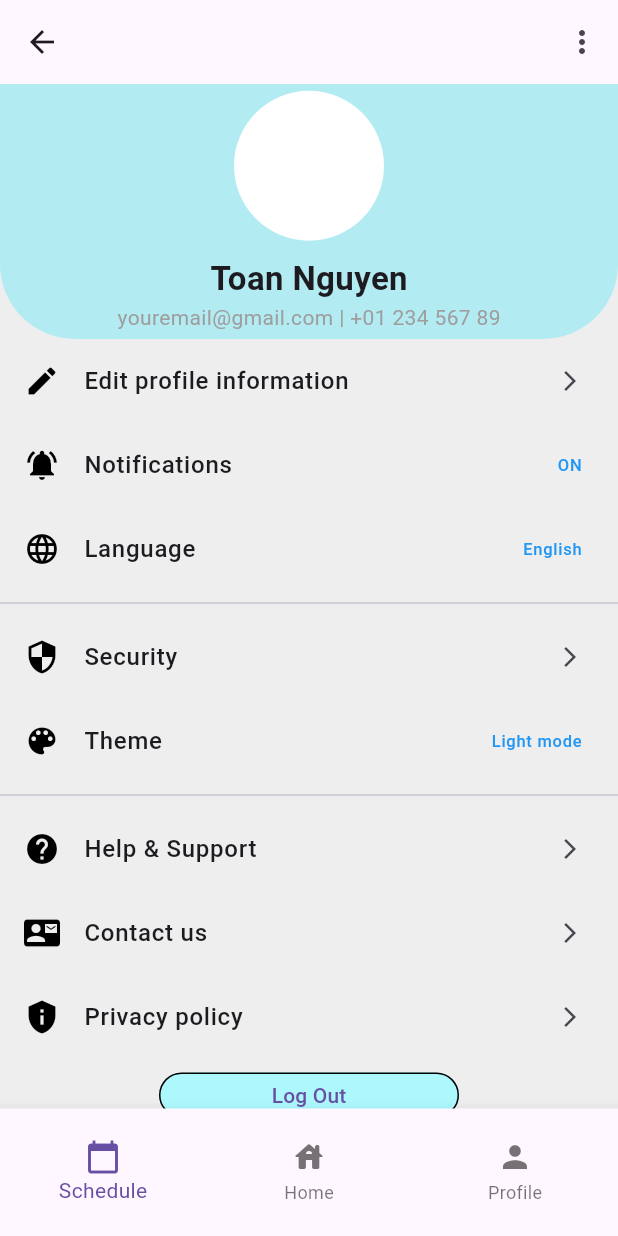
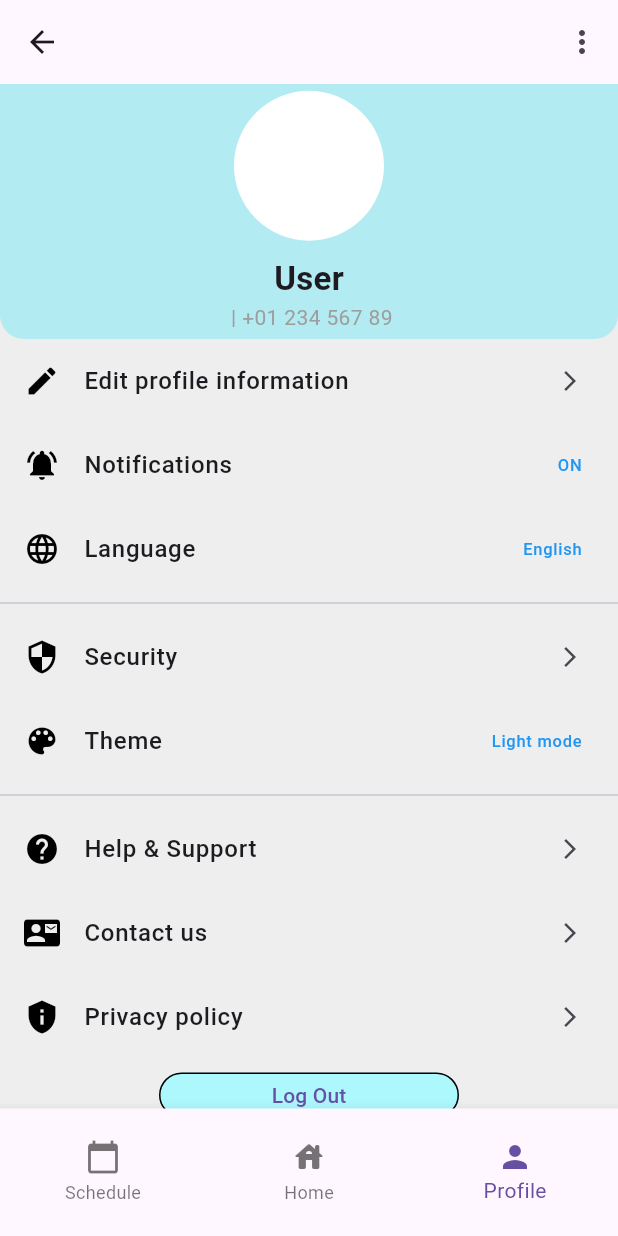
Before and after one commit to duwcston/FurEver, a Flutter app: the Profile screen opened directly, on a phone screen of 412 x 824 dp. Run offline on Flutter 3.47's test engine with Material 3 defaults, Android fonts, the phone set to English and light mode, and no system bars; our stand-ins replace camera, firebase_auth, firebase_core, flutter_dotenv, flutter_svg, fluttertoast and 5 more; missing offline and left inert: external_path, flutter_polyline_points, media_scanner; accounts and stored records are empty.

Commit message:
Small UI adjustment

```diff
--- a/lib/components/navbar.dart
+++ b/lib/components/navbar.dart
@@ -1,16 +1,17 @@
 import 'package:flutter/material.dart';
 import 'package:furever/pages/home/home.dart';
-import 'package:furever/pages/mypet/mypet.dart';
 import 'package:furever/pages/profile/profile.dart';
 import 'package:furever/pages/schedule/schedule.dart';
 
 class NavBar extends StatelessWidget {
-  const NavBar({super.key});
+  final int currentIndex;
+
+  const NavBar({super.key, required this.currentIndex});
 
   @override
   Widget build(BuildContext context) {
     return BottomNavigationBar(
-      currentIndex: 0,
+      currentIndex: currentIndex,
       onTap: (index) {
         if (index == 0) {
           Navigator.push(
@@ -18,7 +19,6 @@ class NavBar extends StatelessWidget {
             MaterialPageRoute(builder: (context) => Schedule()),
           );
         } else if (index == 1) {
-          // Show the AddPetForm when "Add pet" is tapped
           Navigator.push(
             context,
             MaterialPageRoute(builder: (context) => Home()),
--- a/lib/pages/mypet/mypet.dart
+++ b/lib/pages/mypet/mypet.dart
@@ -2,13 +2,13 @@ import 'package:flutter/material.dart';
 
 class MyPet extends StatefulWidget {
   const MyPet({
-    Key? key,
+    super.key,
     required this.name,
     required this.breed,
     required this.sex,
     required this.age,
     required this.weight,
-  }) : super(key: key);
+  });
 
   final String name;
   final String breed;
--- a/lib/pages/profile/profile.dart
+++ b/lib/pages/profile/profile.dart
@@ -1,3 +1,4 @@
+import 'package:firebase_auth/firebase_auth.dart';
 import 'package:flutter/material.dart';
 import 'package:furever/services/auth_service.dart';
 import 'package:furever/components/navbar.dart';
@@ -60,7 +61,7 @@ class Profile extends StatelessWidget {
   }
 
   Widget _navBar(BuildContext context) {
-    return NavBar();
+    return NavBar(currentIndex: 2);
   }
 
   Widget _logout(BuildContext context) {
@@ -90,8 +91,8 @@ class Profile extends StatelessWidget {
           decoration: const BoxDecoration(
             color: Color(0xFFB2EBF2),
             borderRadius: BorderRadius.only(
-              bottomLeft: Radius.circular(50),
-              bottomRight: Radius.circular(50),
+              bottomLeft: Radius.circular(16),
+              bottomRight: Radius.circular(16),
             ),
           ),
         ),
@@ -103,13 +104,13 @@ class Profile extends StatelessWidget {
               // backgroundImage:
             ),
             const SizedBox(height: 10),
-            const Text(
-              "Toan Nguyen",
-              style: TextStyle(fontSize: 22, fontWeight: FontWeight.bold),
+            Text(
+              "User",
+              style: const TextStyle(fontSize: 22, fontWeight: FontWeight.bold),
             ),
-            const Text(
-              "youremail@gmail.com | +01 234 567 89",
-              style: TextStyle(color: Colors.grey),
+            Text(
+              "${FirebaseAuth.instance.currentUser?.email!.toString()} | +01 234 567 89",
+              style: const TextStyle(color: Colors.grey),
             ),
           ],
         ),
--- a/pubspec.yaml
+++ b/pubspec.yaml
@@ -88,7 +88,6 @@ flutter:
   assets:
     - .env
     - assets/icons/
-    - assets/images/
     - images/logo.png
   #   - images/a_dot_ham.jpeg
 
```
Also changed, not shown: lib/components/chat/chat.dart (+15 -1 lines), lib/pages/home/home.dart (+12 -5 lines), lib/pages/login/login.dart (+1 -20 lines).
